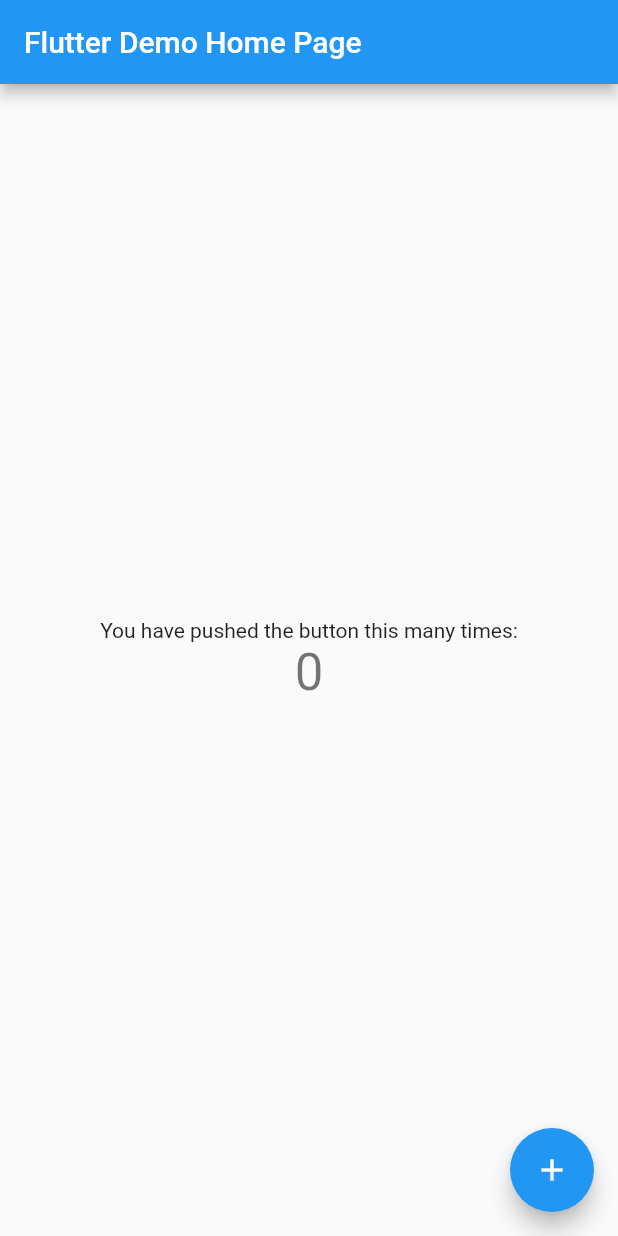
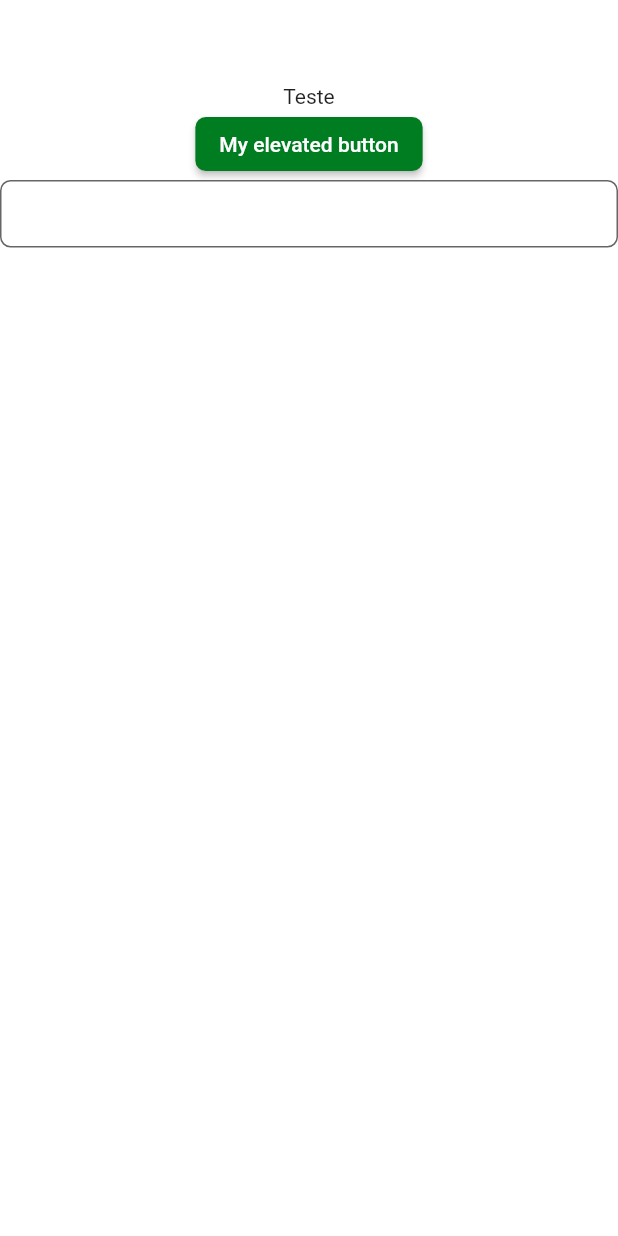
Before and after one commit to e-medeiros1/so_saladas, a Flutter app: the screen it shows after launch, on a phone screen of 412 x 824 dp. Run offline on Flutter 3.47's test engine with Material 2 defaults, Android fonts, the phone set to English and light mode, and no system bars.

Commit message:
Add folder scheme, assets and set Theme config

```diff
--- /dev/null
+++ b/lib/app/core/ui/styles/app_styles.dart
@@ -0,0 +1,23 @@
+import 'package:flutter/material.dart';
+import 'package:vakinha_burger/app/core/ui/styles/colors_app.dart';
+
+class AppStyles {
+  static AppStyles? _instance;
+  AppStyles._();
+
+  static AppStyles get instance {
+    _instance ??= AppStyles._();
+    return _instance!;
+  }
+
+  ButtonStyle get primaryButton => ElevatedButton.styleFrom(
+        backgroundColor: ColorsApp.instance.primary,
+        shape: RoundedRectangleBorder(
+          borderRadius: BorderRadius.circular(7),
+        ),
+      );
+}
+
+extension AppStylesExtension on BuildContext {
+  AppStyles get appStyles => AppStyles.instance;
+}
--- /dev/null
+++ b/lib/app/core/ui/styles/colors_app.dart
@@ -0,0 +1,19 @@
+import 'package:flutter/material.dart';
+
+class ColorsApp {
+  static ColorsApp? _instance;
+
+  ColorsApp._();
+
+  static ColorsApp get instance {
+    _instance ??= ColorsApp._();
+    return _instance!;
+  }
+
+  Color get primary => const Color(0xFF007D21);
+  Color get secondary => const Color(0xFFF88B0C);
+}
+
+extension ColorsAppExtensions on BuildContext {
+  ColorsApp get colors => ColorsApp.instance;
+}
--- /dev/null
+++ b/lib/app/core/ui/theme/theme_config.dart
@@ -0,0 +1,35 @@
+import 'package:flutter/material.dart';
+
+import '../styles/app_styles.dart';
+import '../styles/colors_app.dart';
+
+class ThemeConfig {
+  ThemeConfig._();
+
+  static final theme = ThemeData(
+    scaffoldBackgroundColor: Colors.white,
+    appBarTheme: const AppBarTheme(
+      backgroundColor: Colors.white,
+      elevation: 0,
+      centerTitle: true,
+      iconTheme: IconThemeData(color: Colors.black),
+    ),
+    primaryColor: ColorsApp.instance.primary,
+    colorScheme: ColorScheme.fromSeed(
+        seedColor: ColorsApp.instance.primary,
+        primary: ColorsApp.instance.primary,
+        secondary: ColorsApp.instance.secondary),
+    elevatedButtonTheme:
+        ElevatedButtonThemeData(style: AppStyles.instance.primaryButton),
+    inputDecorationTheme: InputDecorationTheme(
+      fillColor: Colors.white,
+      filled: true,
+      isDense: true,
+      contentPadding: const EdgeInsets.all(13),
+      border: OutlineInputBorder(
+        borderRadius: BorderRadius.circular(7),
+        borderSide: BorderSide(color: Colors.grey.shade400),
+      ),
+    ),
+  );
+}
--- /dev/null
+++ b/lib/app/pages/splash/splash_page.dart
@@ -0,0 +1,26 @@
+import 'package:flutter/material.dart';
+
+class SplashPage extends StatelessWidget {
+  const SplashPage({super.key});
+
+  @override
+  Widget build(BuildContext context) {
+    return Scaffold(
+      appBar: AppBar(
+        title: const Text('Splash'),
+      ),
+      body: Center(
+        child: Column(
+          children: [
+            const Text('Teste'),
+            ElevatedButton(
+              onPressed: () {},
+              child: const Text('My elevated button'),
+            ),
+            TextFormField()
+          ],
+        ),
+      ),
+    );
+  }
+}
--- /dev/null
+++ b/lib/app/vakinha_burger.dart
@@ -0,0 +1,19 @@
+import 'package:flutter/material.dart';
+import 'package:vakinha_burger/app/core/ui/theme/theme_config.dart';
+import 'package:vakinha_burger/app/pages/splash/splash_page.dart';
+
+class VakinhaBurger extends StatelessWidget {
+  const VakinhaBurger({super.key});
+
+  @override
+  Widget build(BuildContext context) {
+    return MaterialApp(
+      title: 'Vakinha Burger',
+      debugShowCheckedModeBanner: false,
+      theme: ThemeConfig.theme,
+      routes: {
+        '/': (context) => const SplashPage(),
+      },
+    );
+  }
+}
--- a/lib/main.dart
+++ b/lib/main.dart
@@ -1,115 +1,6 @@
-import 'package:flutter/material.dart';
+import 'package:flutter/cupertino.dart';
+import 'package:vakinha_burger/app/vakinha_burger.dart';
 
-void main() {
-  runApp(const MyApp());
+void main(List<String> args) {
+  runApp(const VakinhaBurger());
 }
-
-class MyApp extends StatelessWidget {
-  const MyApp({super.key});
-
-  // This widget is the root of your application.
-  @override
-  Widget build(BuildContext context) {
-    return MaterialApp(
-      title: 'Flutter Demo',
-      theme: ThemeData(
-        // This is the theme of your application.
-        //
-        // Try running your application with "flutter run". You'll see the
-        // application has a blue toolbar. Then, without quitting the app, try
-        // changing the primarySwatch below to Colors.green and then invoke
-        // "hot reload" (press "r" in the console where you ran "flutter run",
-        // or simply save your changes to "hot reload" in a Flutter IDE).
-        // Notice that the counter didn't reset back to zero; the application
-        // is not restarted.
-        primarySwatch: Colors.blue,
-      ),
-      home: const MyHomePage(title: 'Flutter Demo Home Page'),
-    );
-  }
-}
-
-class MyHomePage extends StatefulWidget {
-  const MyHomePage({super.key, required this.title});
-
-  // This widget is the home page of your application. It is stateful, meaning
-  // that it has a State object (defined below) that contains fields that affect
-  // how it looks.
-
-  // This class is the configuration for the state. It holds the values (in this
-  // case the title) provided by the parent (in this case the App widget) and
-  // used by the build method of the State. Fields in a Widget subclass are
-  // always marked "final".
-
-  final String title;
-
-  @override
-  State<MyHomePage> createState() => _MyHomePageState();
-}
-
-class _MyHomePageState extends State<MyHomePage> {
-  int _counter = 0;
-
-  void _incrementCounter() {
-    setState(() {
-      // This call to setState tells the Flutter framework that something has
-      // changed in this State, which causes it to rerun the build method below
-      // so that the display can reflect the updated values. If we changed
-      // _counter without calling setState(), then the build method would not be
-      // called again, and so nothing would appear to happen.
-      _counter++;
-    });
-  }
-
-  @override
-  Widget build(BuildContext context) {
-    // This method is rerun every time setState is called, for instance as done
-    // by the _incrementCounter method above.
-    //
-    // The Flutter framework has been optimized to make rerunning build methods
-    // fast, so that you can just rebuild anything that needs updating rather
-    // than having to individually change instances of widgets.
-    return Scaffold(
-      appBar: AppBar(
-        // Here we take the value from the MyHomePage object that was created by
-        // the App.build method, and use it to set our appbar title.
-        title: Text(widget.title),
-      ),
-      body: Center(
-        // Center is a layout widget. It takes a single child and positions it
-        // in the middle of the parent.
-        child: Column(
-          // Column is also a layout widget. It takes a list of children and
-          // arranges them vertically. By default, it sizes itself to fit its
-          // children horizontally, and tries to be as tall as its parent.
-          //
-          // Invoke "debug painting" (press "p" in the console, choose the
-          // "Toggle Debug Paint" action from the Flutter Inspector in Android
-          // Studio, or the "Toggle Debug Paint" command in Visual Studio Code)
-          // to see the wireframe for each widget.
-          //
-          // Column has various properties to control how it sizes itself and
-          // how it positions its children. Here we use mainAxisAlignment to
-          // center the children vertically; the main axis here is the vertical
-          // axis because Columns are vertical (the cross axis would be
-          // horizontal).
-          mainAxisAlignment: MainAxisAlignment.center,
-          children: <Widget>[
-            const Text(
-              'You have pushed the button this many times:',
-            ),
-            Text(
-              '$_counter',
-              style: Theme.of(context).textTheme.headline4,
-            ),
-          ],
-        ),
-      ),
-      floatingActionButton: FloatingActionButton(
-        onPressed: _incrementCounter,
-        tooltip: 'Increment',
-        child: const Icon(Icons.add),
-      ), // This trailing comma makes auto-formatting nicer for build methods.
-    );
-  }
-}
```
Also changed, not shown: lib/app/core/ui/styles/text_styles.dart (added, +27 -0 lines), pubspec.yaml (+15 -8 lines), assets/images/lanche.png (added), assets/images/loading.gif (added), assets/images/logo.png (added), assets/images/logo_rounded.png (added), assets/images/splash_fundo.png (added), assets/images/trashRegular.png (added), 6 other files.
